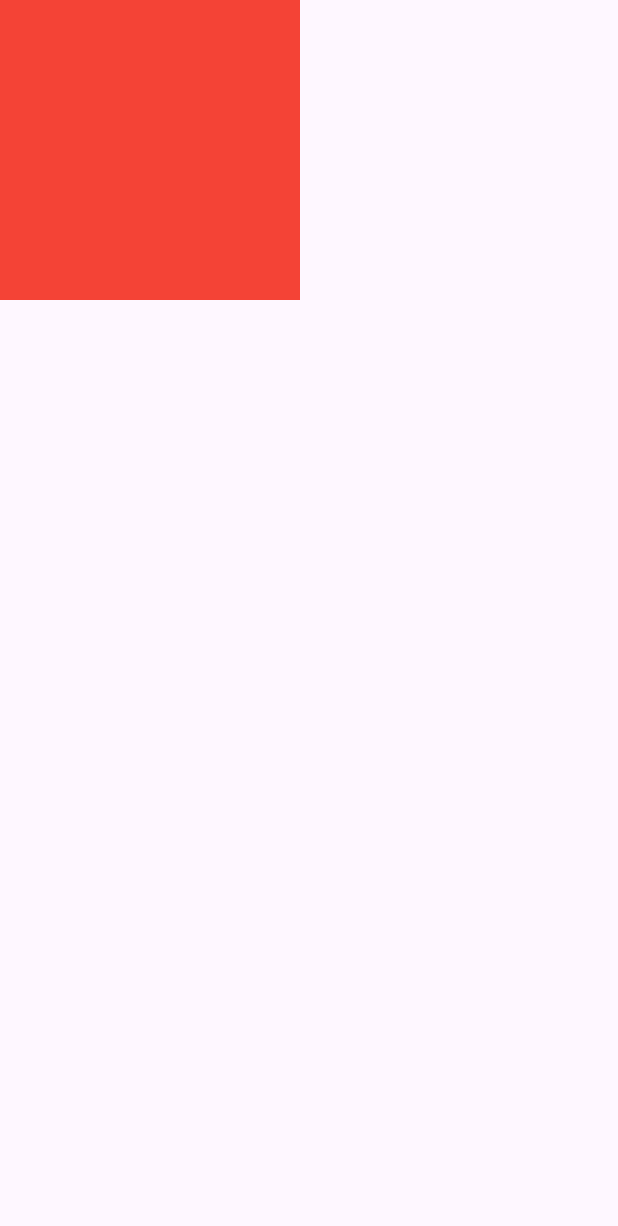
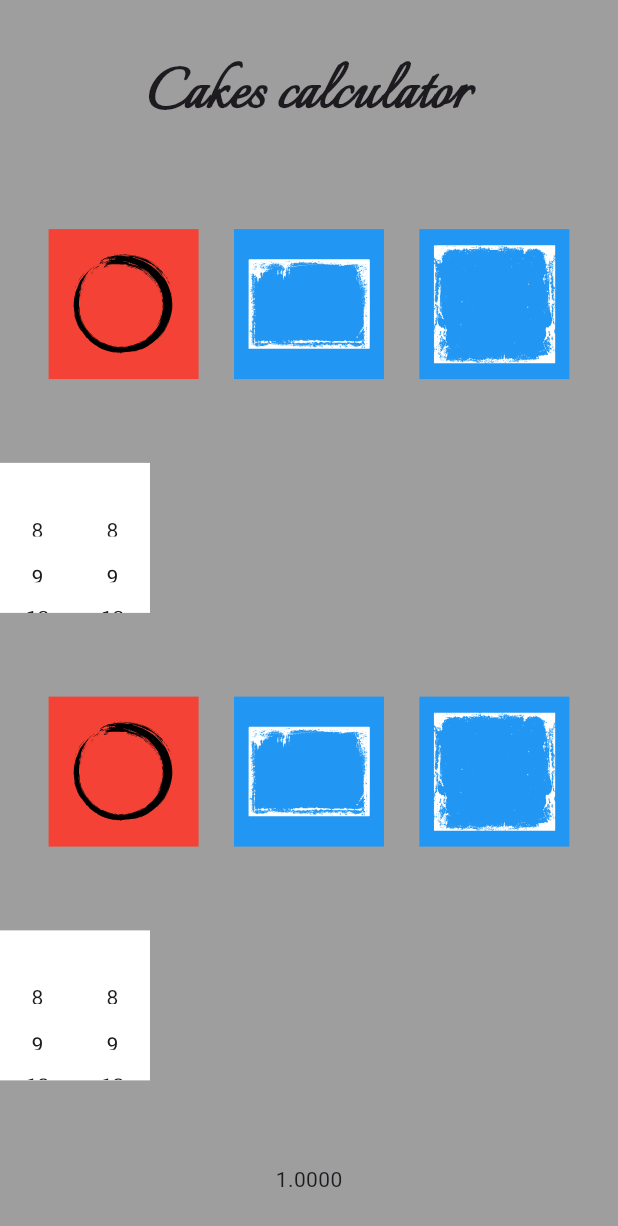
Before and after one commit to denissavishchev/cakes_calculator, a Flutter app: the screen it shows after launch, on a phone screen of 412 x 824 dp. Shown: the top 1226 px of the screen. Run offline on Flutter 3.47's test engine with Material 3 defaults, Android fonts, the phone set to English and light mode, and no system bars; our stand-ins replace flutter_svg.

Commit message:
basic logic and widgets

```diff
--- a/lib/main_page.dart
+++ b/lib/main_page.dart
@@ -1,15 +1,48 @@
+import 'package:cakes_calculator/main_provider.dart';
+import 'package:cakes_calculator/widgets/shape_buttons.dart';
+import 'package:cakes_calculator/widgets/size_scroll.dart';
 import 'package:flutter/material.dart';
+import 'package:provider/provider.dart';
 
 class MainPage extends StatelessWidget {
   const MainPage({Key? key}) : super(key: key);
 
   @override
   Widget build(BuildContext context) {
+    Size size = MediaQuery.of(context).size;
     return Scaffold(
-      body: Container(
-        width: 200,
-        height: 200,
-        color: Colors.red,
+      body: SafeArea(
+        child: Consumer<MainProvider>(
+          builder: (context, data, _){
+            return Container(
+              width: size.width,
+              height: size.height,
+              color: Colors.grey,
+              child: Column(
+                mainAxisAlignment: MainAxisAlignment.spaceAround,
+                children: [
+                  Text('Cakes calculator',
+                    style: TextStyle(fontSize: 48, fontWeight: FontWeight.bold, fontFamily: 'Italian'),),
+                  ShapeButtons(),
+                  Row(
+                    children: [
+                      SizeScroll(location: 'TL'),
+                      SizeScroll(location: 'TR'),
+                    ],
+                  ),
+                  ShapeButtons(top: false),
+                  Row(
+                    children: [
+                      SizeScroll(location: 'BL'),
+                      SizeScroll(location: 'BR'),
+                    ],
+                  ),
+                  Text(data.setResult())
+                ],
+              ),
+            );
+          },
+        )
       ),
     );
   }
--- a/lib/main_provider.dart
+++ b/lib/main_provider.dart
@@ -2,4 +2,49 @@ import 'package:flutter/material.dart';
 
 class MainProvider with ChangeNotifier {
 
+  List<String> buttonImages = ['circle', 'rect', 'square'];
+  int topSelectedButton = 0;
+  int bottomSelectedButton = 0;
+  int sizeTL = 8;
+  int sizeTR = 8;
+  int sizeBL = 8;
+  int sizeBR = 8;
+  late double result;
+
+  String setResult(){
+    return ((sizeTL + sizeTR) / (sizeBL + sizeBR)).toStringAsFixed(4);
+  }
+
+  int sizeScroll(String location, int index){
+    switch(location){
+      case 'TL':
+        sizeTL = index;
+        notifyListeners();
+        return sizeTL;
+      case 'TR':
+        sizeTR = index;
+        notifyListeners();
+        return sizeTR;
+      case 'BL':
+        sizeBL = index;
+        notifyListeners();
+        return sizeBL;
+      case 'BR':
+        sizeBR = index;
+        notifyListeners();
+        return sizeBR;
+      default:
+        return 8;
+    }
+  }
+
+  void selectTopButton(int index, bool top){
+    if(top){
+      topSelectedButton = index;
+    }else{
+      bottomSelectedButton = index;
+    }
+    notifyListeners();
+  }
+
 }
--- /dev/null
+++ b/lib/widgets/icon_svg.dart
@@ -0,0 +1,25 @@
+import 'package:flutter/material.dart';
+import 'package:flutter_svg/flutter_svg.dart';
+
+class IconSvg extends StatelessWidget {
+  const IconSvg({
+    super.key,
+    this.padding = 8,
+    required this.icon,
+    required this.color,
+  });
+
+  final double padding;
+  final String icon;
+  final Color color;
+
+  @override
+  Widget build(BuildContext context) {
+    return Padding(
+      padding: EdgeInsets.all(padding),
+      child: SvgPicture.asset('assets/images/$icon.svg',
+          colorFilter: ColorFilter.mode(color, BlendMode.srcIn)
+      ),
+    );
+  }
+}
--- /dev/null
+++ b/lib/widgets/shape_buttons.dart
@@ -0,0 +1,44 @@
+import 'package:cakes_calculator/main_provider.dart';
+import 'package:flutter/material.dart';
+import 'package:provider/provider.dart';
+import 'icon_svg.dart';
+
+class ShapeButtons extends StatelessWidget {
+  const ShapeButtons({
+    super.key, this.top = true,
+  });
+
+  final bool top;
+
+  @override
+  Widget build(BuildContext context) {
+    Size size = MediaQuery.of(context).size;
+    return Consumer<MainProvider>(
+        builder: (context, data, _){
+          return SizedBox(
+            width: size.width * 0.9,
+            child: Row(
+              mainAxisAlignment: MainAxisAlignment.spaceAround,
+              children: List.generate(3, (index) {
+                return GestureDetector(
+                  onTap: () => data.selectTopButton(index, top),
+                  child: Container(
+                    width: 100,
+                    height: 100,
+                    color: top
+                        ? data.topSelectedButton == index ? Colors.red : Colors.blue
+                        : data.bottomSelectedButton == index ? Colors.red : Colors.blue,
+                    child: IconSvg(
+                      icon: data.buttonImages[index],
+                      color: top
+                          ? data.topSelectedButton == index ? Colors.black : Colors.white
+                          : data.bottomSelectedButton == index ? Colors.black : Colors.white,
+                    ),
+                  ),
+                );
+              }),
+            ),
+          );
+        });
+  }
+}
--- /dev/null
+++ b/lib/widgets/size_scroll.dart
@@ -0,0 +1,37 @@
+import 'package:cakes_calculator/main_provider.dart';
+import 'package:flutter/material.dart';
+import 'package:provider/provider.dart';
+
+class SizeScroll extends StatelessWidget {
+  const SizeScroll({
+    super.key, required this.location,
+  });
+
+  final String location;
+
+  @override
+  Widget build(BuildContext context) {
+    return Consumer<MainProvider>(
+        builder: (context, data, _){
+          return Container(
+            width: 50,
+            height: 100,
+            color: Colors.white,
+            child: ListWheelScrollView(
+              onSelectedItemChanged: (index) {
+                FocusManager.instance.primaryFocus?.unfocus();
+                data.sizeScroll(location, index + 8);
+              },
+              physics: const FixedExtentScrollPhysics(),
+              itemExtent: 30,
+              children: List.generate(43, (index){
+                return Padding(
+                    padding: const EdgeInsets.only(bottom: 16.0),
+                    child: Text('${index + 8}')
+                );
+              } ),
+            ),
+          );
+        });
+  }
+}
--- a/pubspec.yaml
+++ b/pubspec.yaml
@@ -13,6 +13,7 @@ dependencies:
     sdk: flutter
   cupertino_icons: ^1.0.2
   provider:
+  flutter_svg: ^2.0.9
 
 dev_dependencies:
   flutter_test:
```
Also changed, not shown: assets/images/circle.png (deleted), assets/images/circle.svg (added), assets/images/rect.png (deleted), assets/images/rect.svg (added), assets/images/square.png (deleted), assets/images/square.svg (added), pubspec.lock.
